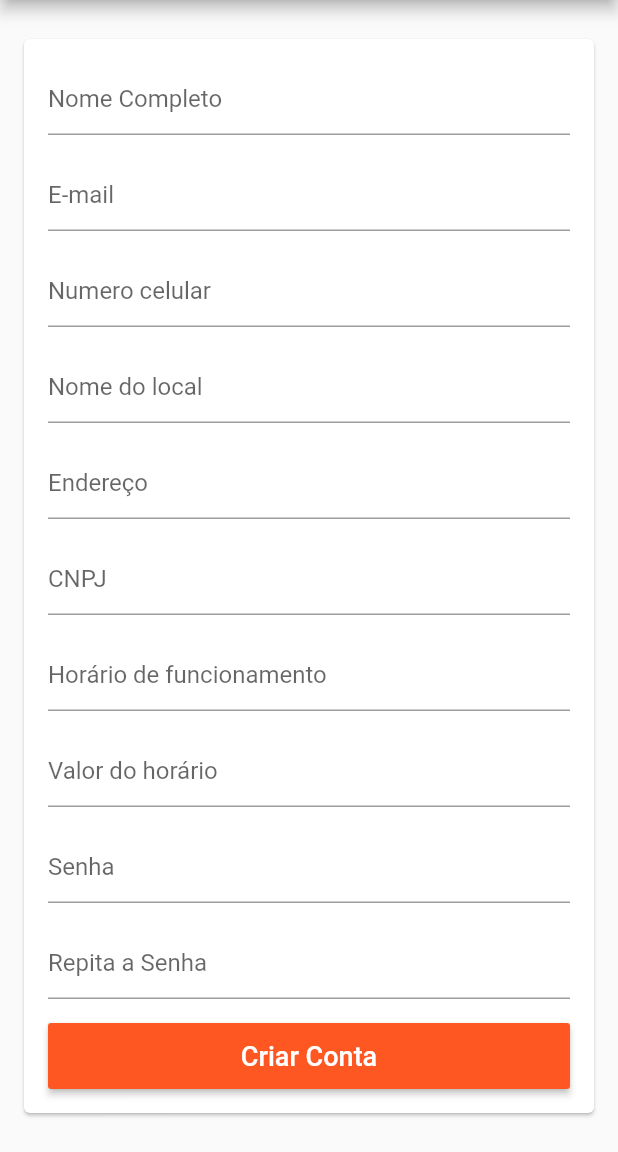
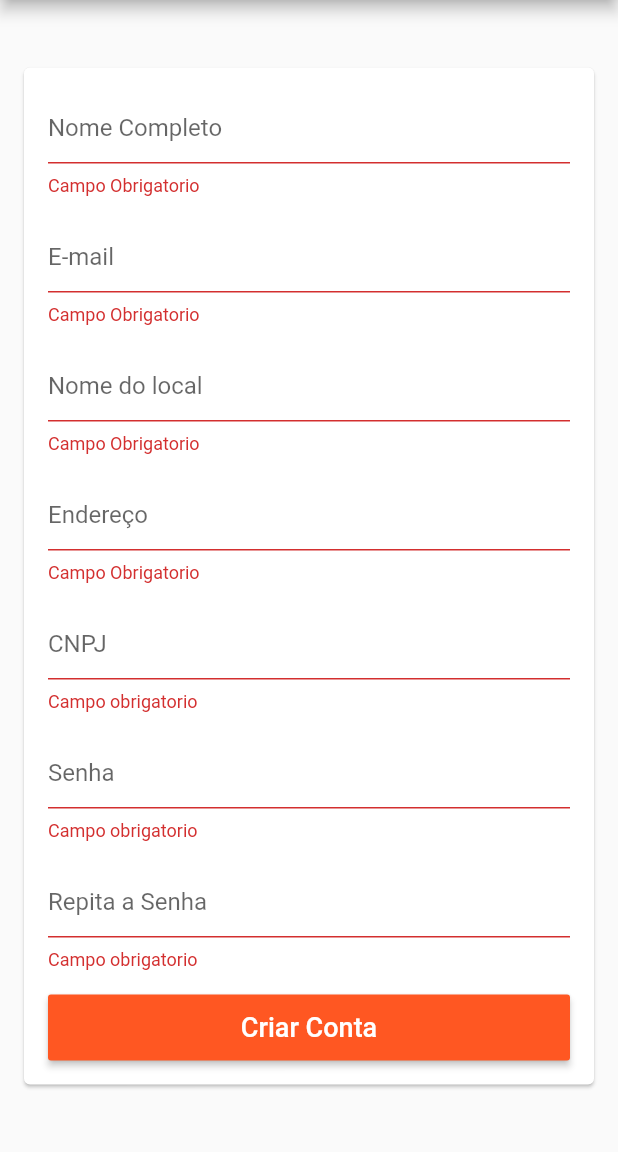
Before and after one commit to braguetoMurilo/projetoCampoSintetico, a Flutter app: the FormFieldOwner screen opened directly, after a tap on "Criar Conta", on a phone screen of 412 x 824 dp, the part 84-1236 px from its top. Run offline on Flutter 3.47's test engine with Material 2 defaults, Android fonts, the phone set to English and light mode, and no system bars; our stand-ins replace cloud_firestore, firebase_auth; accounts and stored records are empty.

Commit message:
Implementação do Firebase na tela de cadastro jogador e dono de campo !!

```diff
--- a/lib/models/user.dart
+++ b/lib/models/user.dart
@@ -2,12 +2,16 @@ import 'package:cloud_firestore/cloud_firestore.dart';
 
 class User {
 
-  User({this.email, this.password, this.name, this.id});
+  User({this.email, this.password, this.name, this.id, this.nomeLocal, this.endereco, this.cnpj});
 
   String id;
   String name;
   String email;
   String password;
+  String nomeLocal;
+  String endereco;
+  String cnpj;
+
 
   String confirmPassword;
 
@@ -22,6 +26,9 @@ class User {
     return {
       'name': name,
       'email': email,
+      'nome local': nomeLocal,
+      'Endereço': endereco,
+      'CNPJ': cnpj,
     };
   }
 }
--- a/lib/register.user.field.owner.dart
+++ b/lib/register.user.field.owner.dart
@@ -1,9 +1,19 @@
 import 'package:flutter/material.dart';
+import 'package:projeto_campo/Helpers/validators.dart';
+import 'package:projeto_campo/models/user.dart';
+import 'package:projeto_campo/models/user_manager.dart';
+import 'package:provider/provider.dart';
 
 class FormFieldOwner extends StatelessWidget {
+  final GlobalKey<FormState> formKey = GlobalKey<FormState>();
+  final GlobalKey<ScaffoldState> scaffoldKey = GlobalKey<ScaffoldState>();
+
+  final User user = User();
+
   @override
   Widget build(BuildContext context) {
     return Scaffold(
+      key: scaffoldKey,
       appBar: AppBar(
         title: const Text('Criar Conta'),
         centerTitle: true,
@@ -11,57 +21,95 @@ class FormFieldOwner extends StatelessWidget {
       body: Center(
         child: Card(
           margin: const EdgeInsets.symmetric(horizontal: 16),
+          child: Form(
+            key: formKey,
             child: ListView(
               padding: const EdgeInsets.all(16),
               shrinkWrap: true,
               children: <Widget>[
                 TextFormField(
                   decoration: const InputDecoration(hintText: 'Nome Completo'),
+                  validator: (name) {
+                    if (name.isEmpty)
+                      return 'Campo Obrigatorio';
+                    else if (name.trim().split(' ').length <= 1)
+                      return 'Preencha seu nome completo';
+                    return null;
+                  },
+                  onSaved: (name) => user.name = name,
                 ),
                 const SizedBox(height: 16,),
                 TextFormField(
                   decoration: const InputDecoration(hintText: 'E-mail'),
                   keyboardType: TextInputType.emailAddress,
-              ),
-              const SizedBox(height: 16,),
-              TextFormField(
-                decoration: const InputDecoration(hintText: 'Numero celular'),
-                keyboardType: TextInputType.emailAddress,
+                  validator: (email) {
+                    if (email.isEmpty)
+                      return 'Campo Obrigatorio';
+                    else if (!emailValidad(email)) return 'E-mail Inválido';
+                    return null;
+                  },
+                  onSaved: (email) => user.email = email,
                 ),
                 const SizedBox(height: 16,),
                 TextFormField(
                   decoration: const InputDecoration(hintText: 'Nome do local'),
-                keyboardType: TextInputType.emailAddress,
+                  validator: (nomeLocal) {
+                    if (nomeLocal.isEmpty)
+                      return 'Campo Obrigatorio';
+                    else if (nomeLocal.trim().split(' ').length <= 1)
+                      return 'Preencha o nome do local';
+                    return null;
+                  },
+                  onSaved: (nomeLocal) => user.nomeLocal = nomeLocal,
                 ),
                 const SizedBox(height: 16,),
                 TextFormField(
                   decoration: const InputDecoration(hintText: 'Endereço'),
-                keyboardType: TextInputType.emailAddress,
+                  validator: (endereco) {
+                    if (endereco.isEmpty)
+                      return 'Campo Obrigatorio';
+                    else if (endereco.trim().split(' ').length <= 1)
+                      return 'Preencha o nome do local';
+                    return null;
+                  },
+                  onSaved: (endereco) => user.endereco = endereco,
                 ),
                 const SizedBox(height: 16,),
                 TextFormField(
                   decoration: const InputDecoration(hintText: 'CNPJ'),
-                keyboardType: TextInputType.emailAddress,
-              ),
-              const SizedBox(height: 16,),
-              TextFormField(
-                decoration: const InputDecoration(hintText: 'Horário de funcionamento'),
-                keyboardType: TextInputType.emailAddress,
-              ),
-              const SizedBox(height: 16,),
-              TextFormField(
-                decoration: const InputDecoration(hintText: 'Valor do horário '),
-                keyboardType: TextInputType.emailAddress,
+                  validator: (cnpj) {
+                    if (cnpj.isEmpty)
+                      return 'Campo obrigatorio';
+                    else if ((cnpj.length < 14) || (cnpj.length > 14))
+                      return 'CNPJ incorreto';
+                    return null;
+                  },
+                  onSaved: (cnpj) => user.cnpj = cnpj,
                 ),
                 const SizedBox(height: 16,),
                 TextFormField(
                   decoration: const InputDecoration(hintText: 'Senha'),
                   obscureText: true,
+                  validator: (pass) {
+                    if (pass.isEmpty)
+                      return 'Campo obrigatorio';
+                    else if (pass.length < 6) return 'Senha muito curta';
+                    return null;
+                  },
+                  onSaved: (pass) => user.password = pass,
+
                 ),
                 const SizedBox(height: 16,),
                 TextFormField(
                   decoration: const InputDecoration(hintText: 'Repita a Senha'),
                   obscureText: true,
+                  validator: (pass) {
+                    if (pass.isEmpty)
+                      return 'Campo obrigatorio';
+                    else if (pass.length < 6) return 'Senha muito curta';
+                    return null;
+                  },
+                  onSaved: (pass) => user.confirmPassword = pass,
                 ),
                 const SizedBox(height: 16,),
                 SizedBox(
@@ -71,8 +119,36 @@ class FormFieldOwner extends StatelessWidget {
                     disabledColor: Theme.of(context).primaryColor
                         .withAlpha(100),
                     textColor: Colors.white,
-                  onPressed: (){
+                    onPressed: () {
+                      if (formKey.currentState.validate()) {
+                        formKey.currentState.save();
 
+                        if (user.password != user.confirmPassword) {
+                          scaffoldKey.currentState.showSnackBar(
+                            SnackBar(
+                              content: const Text("Senhas são diferentes"),
+                              backgroundColor: Colors.red,
+                            ),
+                          );
+                          return;
+                        }
+                        context.read<UserManager>().signUp(
+                            user: user,
+                            onSuccess: (){
+                              debugPrint("Sucesso");
+                              //TODO: POP
+
+                            },
+                            onFail: (e){
+                              scaffoldKey.currentState.showSnackBar(
+                                SnackBar(
+                                  content:  Text("Falha ao cadastrar: $e"),
+                                  backgroundColor: Colors.red,
+                                ),
+                              );
+                            }
+                        );
+                      }
                     },
                     child: const Text(
                       'Criar Conta',
@@ -86,6 +162,7 @@ class FormFieldOwner extends StatelessWidget {
             ),
           ),
         ),
+      ),
     );
   }
 }
--- a/lib/who.are.you.dart
+++ b/lib/who.are.you.dart
@@ -48,7 +48,7 @@ class WhoAreYou extends StatelessWidget {
                       Navigator.push(
                         context,
                         MaterialPageRoute(
-                            builder: (context) => FormPlayer()
+                           builder: (context) => FormPlayer()
                         ),
                       );
                     },
```
Lines whose indentation alone changed are shown as unchanged.
